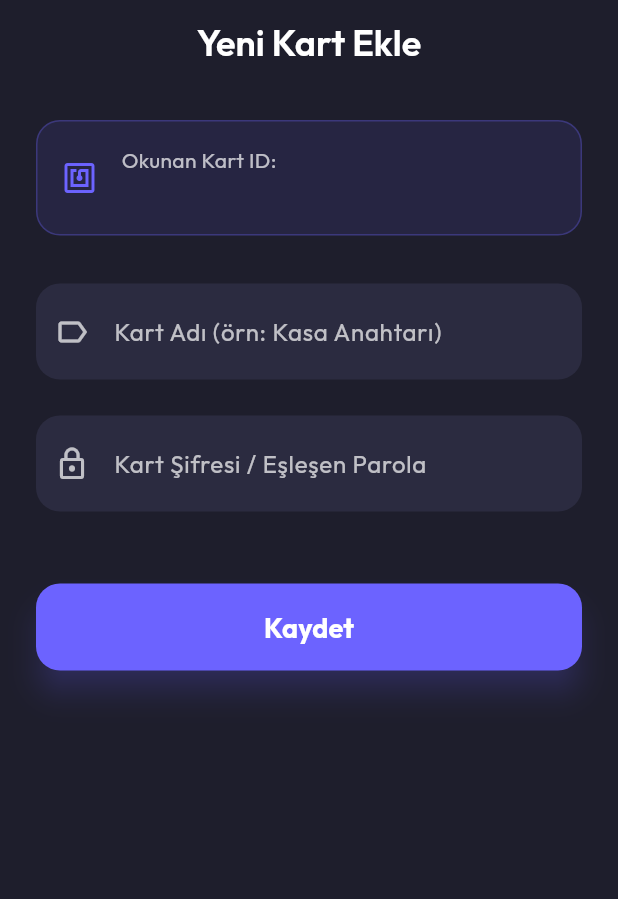
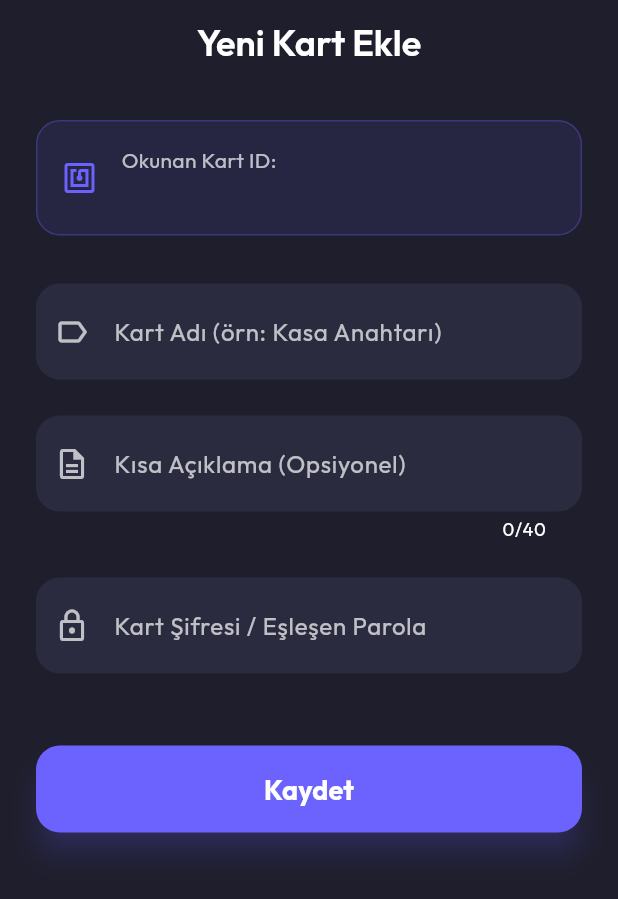
Before and after one commit to meminglr/nfc_card_password_saver, a Flutter app: the SavePasswordScreen screen opened directly with empty values, on a phone screen of 412 x 824 dp. Shown: the top 899 px of the screen. Run offline on Flutter 3.47's test engine with Material 3 defaults, Android fonts, the phone set to English and light mode, and no system bars; our stand-ins replace flutter_secure_storage, google_fonts, local_auth, shared_preferences; missing offline and left inert: nfc_manager, pull_down_button; accounts and stored records are empty.

Commit message:
feat: Introduce an optional description field for cards, update UI to display it, and refactor card view transitions with `AnimatedCrossFade`.

```diff
--- a/lib/models/card_item.dart
+++ b/lib/models/card_item.dart
@@ -2,15 +2,26 @@ class CardItem {
   final String id;
   final String name;
   final String password;
+  final String? description;
 
-  CardItem({required this.id, required this.name, required this.password});
+  CardItem({
+    required this.id,
+    required this.name,
+    required this.password,
+    this.description,
+  });
 
   Map<String, dynamic> toJson() => {
     'id': id,
     'name': name,
     'password': password,
+    'description': description,
   };
 
-  factory CardItem.fromJson(Map<String, dynamic> json) =>
-      CardItem(id: json['id'], name: json['name'], password: json['password']);
+  factory CardItem.fromJson(Map<String, dynamic> json) => CardItem(
+    id: json['id'],
+    name: json['name'],
+    password: json['password'],
+    description: json['description'],
+  );
 }
--- a/lib/screens/save_password_screen.dart
+++ b/lib/screens/save_password_screen.dart
@@ -14,6 +14,7 @@ class SavePasswordScreen extends StatefulWidget {
 class _SavePasswordScreenState extends State<SavePasswordScreen> {
   final _formKey = GlobalKey<FormState>();
   final _nameController = TextEditingController();
+  final _descriptionController = TextEditingController();
   final _passwordController = TextEditingController();
   bool _isSaving = false;
 
@@ -26,6 +27,9 @@ class _SavePasswordScreenState extends State<SavePasswordScreen> {
           widget.nfcId,
           _nameController.text.trim(),
           _passwordController.text.trim(),
+          description: _descriptionController.text.trim().isEmpty
+              ? null
+              : _descriptionController.text.trim(),
         );
         if (mounted) {
           Navigator.pop(context);
@@ -51,6 +55,7 @@ class _SavePasswordScreenState extends State<SavePasswordScreen> {
   @override
   void dispose() {
     _nameController.dispose();
+    _descriptionController.dispose();
     _passwordController.dispose();
     super.dispose();
   }
@@ -129,6 +134,23 @@ class _SavePasswordScreenState extends State<SavePasswordScreen> {
               ),
               const SizedBox(height: 24),
               TextFormField(
+                controller: _descriptionController,
+                style: TextStyle(
+                  color: Theme.of(context).colorScheme.onSurface,
+                ),
+                decoration: InputDecoration(
+                  labelText: 'Kısa Açıklama (Opsiyonel)',
+                  prefixIcon: Icon(
+                    Icons.description_outlined,
+                    color: Theme.of(
+                      context,
+                    ).colorScheme.onSurface.withOpacity(0.7),
+                  ),
+                ),
+                maxLength: 40,
+              ),
+              const SizedBox(height: 24),
+              TextFormField(
                 controller: _passwordController,
                 obscureText: true,
                 style: TextStyle(
--- a/pubspec.yaml
+++ b/pubspec.yaml
@@ -15,6 +15,7 @@ dependencies:
   lottie: ^3.3.2
   nfc_manager: ^4.1.1
   provider: ^6.1.5+1
+  pull_down_button: ^0.10.2
   shared_preferences: ^2.5.4
 
 dev_dependencies:
```
Also changed, not shown: lib/providers/card_provider.dart (+32 -5 lines), lib/screens/home_screen.dart (+91 -25 lines), pubspec.lock.
